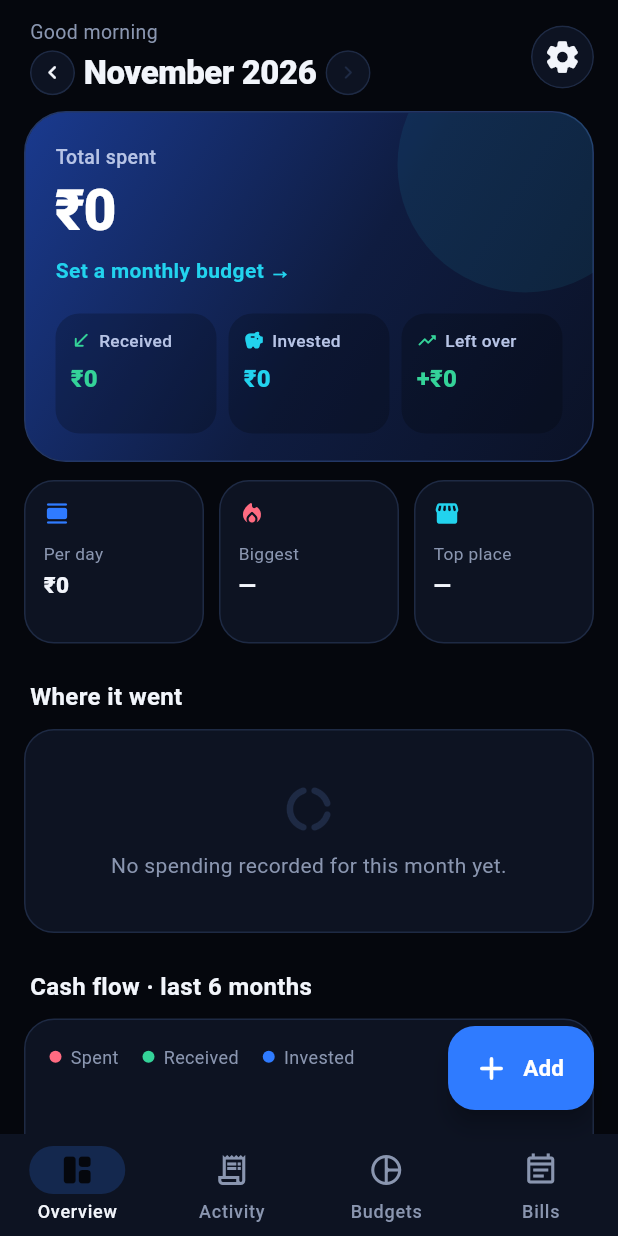
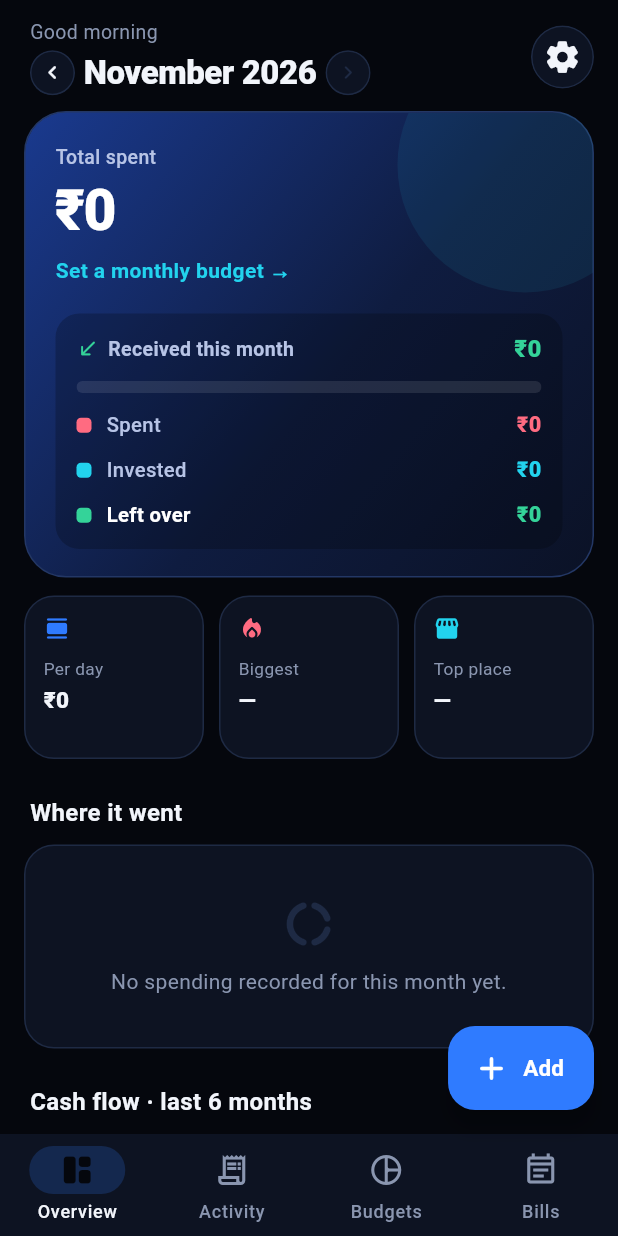
Before and after one commit to Zerogentic/Daily-Expense-Tracker, a Flutter app: the screen it shows after launch, on a phone screen of 412 x 824 dp. Run offline on Flutter 3.47's test engine with Material 3 defaults, Android fonts, the phone set to English and light mode, and no system bars; our stand-ins replace sqflite; accounts and stored records are empty.

Commit message:
Transaction page with back button, close buttons, money breakdown
- Tapping a transaction opens a full page with a back arrow instead of a
  scrolling sheet; Edit opens on top, so back returns to it
- Choose a category, New/Edit category, Link a refund and Add bill sheets
  get a close (X) button; Add/Edit transaction gets X instead of back
- Dashboard card shows Received this month with a split bar and Spent /
  Invested / Left over rows (with shares) that visibly add up; handles
  money taken out of savings and spending past income
- Screenshot test also captures the category picker

Co-Authored-By: Claude Opus 5.5 <noreply@anthropic.com>
Claude-Session: https://claude.ai/code/session_011TRZQSLSjaR8zWn9ytbVBc

```diff
--- a/lib/screens/add_txn_screen.dart
+++ b/lib/screens/add_txn_screen.dart
@@ -119,6 +119,11 @@ class _AddTxnScreenState extends State<AddTxnScreen> {
       appBar: AppBar(
         backgroundColor: AppColors.bg,
         surfaceTintColor: Colors.transparent,
+        leading: IconButton(
+          tooltip: 'Close',
+          icon: const Icon(Icons.close_rounded),
+          onPressed: () => Navigator.pop(context),
+        ),
         title: Text(_editing ? 'Edit transaction' : 'Add transaction'),
       ),
       body: SafeArea(
--- a/lib/screens/bills_screen.dart
+++ b/lib/screens/bills_screen.dart
@@ -192,8 +192,15 @@ Future<void> editBill(BuildContext context, {Bill? existing}) async {
           mainAxisSize: MainAxisSize.min,
           crossAxisAlignment: CrossAxisAlignment.stretch,
           children: [
-            Text(existing == null ? 'Add a bill' : 'Edit bill',
-                style: const TextStyle(fontSize: 18, fontWeight: FontWeight.w700, color: AppColors.text)),
+            Row(
+              children: [
+                Expanded(
+                  child: Text(existing == null ? 'Add a bill' : 'Edit bill',
+                      style: const TextStyle(fontSize: 18, fontWeight: FontWeight.w700, color: AppColors.text)),
+                ),
+                IconButton(tooltip: 'Close', onPressed: () => Navigator.pop(ctx), icon: const Icon(Icons.close_rounded, color: AppColors.muted)),
+              ],
+            ),
             const SizedBox(height: 16),
             TextField(
               controller: name,
--- a/lib/screens/home_screen.dart
+++ b/lib/screens/home_screen.dart
@@ -211,7 +211,6 @@ class _HeroCard extends StatelessWidget {
     final fraction = (b == null || b <= 0) ? 0.0 : spent / b;
     final m = state.month;
     final invested = state.netSavedIn(m);
-    final rate = state.savingsRate(m);
     final net = received - spent - invested;
 
     return Container(
@@ -311,37 +310,7 @@ class _HeroCard extends StatelessWidget {
                   ),
                 ],
                 const SizedBox(height: 18),
-                Row(
-                  children: [
-                    Expanded(
-                      child: _FlowPill(
-                        icon: Icons.south_west_rounded,
-                        label: 'Received',
-                        value: money(received),
-                        color: AppColors.receive,
-                      ),
-                    ),
-                    const SizedBox(width: 8),
-                    Expanded(
-                      child: _FlowPill(
-                        icon: Icons.savings_rounded,
-                        label: 'Invested',
-                        note: rate == null || rate <= 0 ? null : '${(rate * 100).round()}% saved',
-                        value: '${invested < 0 ? '−' : ''}${money(invested.abs())}',
-                        color: AppColors.accent2,
-                      ),
-                    ),
-                    const SizedBox(width: 8),
-                    Expanded(
-                      child: _FlowPill(
-                        icon: net < 0 ? Icons.trending_down_rounded : Icons.trending_up_rounded,
-                        label: 'Left over',
-                        value: '${net < 0 ? '−' : '+'}${money(net.abs())}',
-                        color: net < 0 ? AppColors.spend : AppColors.receive,
-                      ),
-                    ),
-                  ],
-                ),
+                _MoneySplit(received: received, spent: spent, invested: invested, left: net),
               ],
             ),
           ),
@@ -351,56 +320,104 @@ class _HeroCard extends StatelessWidget {
   }
 }
 
-class _FlowPill extends StatelessWidget {
-  const _FlowPill({required this.icon, required this.label, required this.value, required this.color, this.note});
+/// Where the month's money went, as an equation that visibly adds up:
+/// Received = Spent + Invested + Left over.
+class _MoneySplit extends StatelessWidget {
+  const _MoneySplit({required this.received, required this.spent, required this.invested, required this.left});
 
-  final IconData icon;
-  final String label;
-  final String value;
-  final Color color;
+  final double received;
+  final double spent;
 
-  /// Small line under the amount, e.g. "22% of income".
-  final String? note;
+  /// Net of money taken back out of savings; negative when more came out than went in.
+  final double invested;
+
+  /// Received - spent - invested; negative when spending went past what came in.
+  final double left;
 
   @override
   Widget build(BuildContext context) {
+    const soft = Color(0xFFB7C4E6);
+    final putIn = invested > 0 ? invested : 0.0;
+    final scale = [received, spent + putIn].reduce((a, b) => a > b ? a : b);
+    int flex(double v) => scale <= 0 || v <= 0 ? 0 : (v / scale * 1000).round().clamp(1, 1000).toInt();
+    String share(double v) => received <= 0 || v <= 0 ? '' : '${(v / received * 100).round()}%';
+
+    Widget row(Color color, String label, String value, {String note = '', bool strong = false}) {
+      return Padding(
+        padding: const EdgeInsets.only(top: 9),
+        child: Row(
+          children: [
+            Container(
+              width: 10,
+              height: 10,
+              decoration: BoxDecoration(color: color, borderRadius: BorderRadius.circular(3)),
+            ),
+            const SizedBox(width: 10),
+            Expanded(
+              child: Text(label,
+                  style: TextStyle(
+                      fontSize: 13.5,
+                      color: strong ? Colors.white : soft,
+                      fontWeight: strong ? FontWeight.w700 : FontWeight.w500)),
+            ),
+            if (note.isNotEmpty)
+              Padding(
+                padding: const EdgeInsets.only(right: 10),
+                child: Text(note, style: const TextStyle(fontSize: 12, color: soft)),
+              ),
+            Text(value, style: TextStyle(fontSize: 14.5, fontWeight: FontWeight.w800, color: color)),
+          ],
+        ),
+      );
+    }
+
+    final bars = [
+      if (flex(spent) > 0) Expanded(flex: flex(spent), child: Container(color: AppColors.spend)),
+      if (flex(putIn) > 0) Expanded(flex: flex(putIn), child: Container(color: AppColors.accent2)),
+      if (flex(left) > 0) Expanded(flex: flex(left), child: Container(color: AppColors.receive)),
+    ];
+
     return Container(
-      padding: const EdgeInsets.fromLTRB(10, 10, 8, 10),
+      padding: const EdgeInsets.fromLTRB(14, 12, 14, 12),
       decoration: BoxDecoration(
         color: Colors.black.withValues(alpha: 0.22),
         borderRadius: BorderRadius.circular(16),
       ),
       child: Column(
-        crossAxisAlignment: CrossAxisAlignment.start,
+        crossAxisAlignment: CrossAxisAlignment.stretch,
         children: [
           Row(
             children: [
-              Icon(icon, size: 14, color: color),
-              const SizedBox(width: 5),
-              Expanded(
-                child: Text(label,
-                    maxLines: 1,
-                    overflow: TextOverflow.ellipsis,
-                    style: const TextStyle(fontSize: 11.5, color: Color(0xFFB7C4E6), fontWeight: FontWeight.w500)),
+              const Icon(Icons.south_west_rounded, size: 15, color: AppColors.receive),
+              const SizedBox(width: 6),
+              const Expanded(
+                child: Text('Received this month',
+                    style: TextStyle(fontSize: 13, color: soft, fontWeight: FontWeight.w600)),
               ),
+              Text(money(received),
+                  style: const TextStyle(fontSize: 16, fontWeight: FontWeight.w800, color: AppColors.receive)),
             ],
           ),
-          const SizedBox(height: 6),
-          SizedBox(
-            width: double.infinity,
-            child: FittedBox(
-              fit: BoxFit.scaleDown,
-              alignment: Alignment.centerLeft,
-              child: Text(value, style: TextStyle(fontSize: 16, fontWeight: FontWeight.w800, color: color)),
+          const SizedBox(height: 10),
+          ClipRRect(
+            borderRadius: BorderRadius.circular(6),
+            child: SizedBox(
+              height: 8,
+              child: Row(
+                children: bars.isEmpty ? [Expanded(child: Container(color: Colors.white.withValues(alpha: 0.1)))] : bars,
+              ),
             ),
           ),
-          SizedBox(
-            height: 15,
-            child: Text(note ?? '',
-                maxLines: 1,
-                overflow: TextOverflow.ellipsis,
-                style: const TextStyle(fontSize: 10.5, color: Color(0xFFB7C4E6))),
-          ),
+          const SizedBox(height: 2),
+          row(AppColors.spend, 'Spent', money(spent), note: share(spent)),
+          if (invested >= 0)
+            row(AppColors.accent2, 'Invested', money(invested), note: share(invested))
+          else
+            row(AppColors.accent2, 'Taken out of savings', '+${money(-invested)}'),
+          if (left >= 0)
+            row(AppColors.receive, 'Left over', money(left), note: share(left), strong: true)
+          else
+            row(AppColors.bad, 'Spent more than came in', money(-left), strong: true),
         ],
       ),
     );
--- a/lib/widgets/txn_widgets.dart
+++ b/lib/widgets/txn_widgets.dart
@@ -173,6 +173,7 @@ Future<String?> pickCategory(BuildContext context, {required bool income, String
                     icon: const Icon(Icons.add_rounded, size: 20),
                     label: const Text('New category', style: TextStyle(fontWeight: FontWeight.w700)),
                   ),
+                  IconButton(tooltip: 'Close', onPressed: () => Navigator.pop(ctx), icon: const Icon(Icons.close_rounded, color: AppColors.muted)),
                 ],
               ),
             ),
@@ -300,8 +301,16 @@ Future<String?> createCategory(BuildContext context, {required bool income, Cate
               mainAxisSize: MainAxisSize.min,
               crossAxisAlignment: CrossAxisAlignment.stretch,
               children: [
-                Text(existing != null ? 'Edit category' : (income ? 'New income category' : 'New expense category'),
-                    style: const TextStyle(fontSize: 18, fontWeight: FontWeight.w700, color: AppColors.text)),
+                Row(
+                  children: [
+                    Expanded(
+                      child: Text(
+                          existing != null ? 'Edit category' : (income ? 'New income category' : 'New expense category'),
+                          style: const TextStyle(fontSize: 18, fontWeight: FontWeight.w700, color: AppColors.text)),
+                    ),
+                    IconButton(tooltip: 'Close', onPressed: () => Navigator.pop(ctx), icon: const Icon(Icons.close_rounded, color: AppColors.muted)),
+                  ],
+                ),
                 const SizedBox(height: 16),
                 Row(
                   children: [
@@ -430,13 +439,16 @@ Future<String?> createCategory(BuildContext context, {required bool income, Cate
 }
 
 Future<void> showTxnDetails(BuildContext context, Txn txn) {
-  return showModalBottomSheet<void>(
-    context: context,
-    isScrollControlled: true,
-    backgroundColor: AppColors.surface,
-    showDragHandle: true,
-    builder: (ctx) => _TxnDetails(txnId: txn.id),
-  );
+  return Navigator.of(context).push(MaterialPageRoute<void>(
+    builder: (_) => Scaffold(
+      appBar: AppBar(
+        backgroundColor: AppColors.bg,
+        surfaceTintColor: Colors.transparent,
+        title: Text(txn.isExpense ? 'Expense' : 'Money received'),
+      ),
+      body: _TxnDetails(txnId: txn.id),
+    ),
+  ));
 }
 
 class _TxnDetails extends StatelessWidget {
@@ -454,7 +466,7 @@ class _TxnDetails extends StatelessWidget {
 
     return SafeArea(
       child: SingleChildScrollView(
-        padding: const EdgeInsets.fromLTRB(20, 0, 20, 20),
+        padding: const EdgeInsets.fromLTRB(20, 8, 20, 24),
         child: Column(
           crossAxisAlignment: CrossAxisAlignment.start,
           children: [
@@ -562,9 +574,7 @@ class _TxnDetails extends StatelessWidget {
                   child: FilledButton.icon(
                     style: FilledButton.styleFrom(padding: const EdgeInsets.symmetric(vertical: 14)),
                     onPressed: () {
-                      final nav = Navigator.of(context);
-                      nav.pop();
-                      nav.push(MaterialPageRoute(builder: (_) => AddTxnScreen(existing: txn)));
+                      Navigator.of(context).push(MaterialPageRoute(builder: (_) => AddTxnScreen(existing: txn)));
                     },
                     icon: const Icon(Icons.edit_rounded),
                     label: const Text('Edit'),
@@ -903,10 +913,17 @@ Future<void> linkRefundFlow(BuildContext context, Txn expense) async {
         mainAxisSize: MainAxisSize.min,
         crossAxisAlignment: CrossAxisAlignment.stretch,
         children: [
-          const Padding(
-            padding: EdgeInsets.fromLTRB(20, 0, 20, 4),
-            child: Text('Link a refund',
-                style: TextStyle(fontSize: 18, fontWeight: FontWeight.w700, color: AppColors.text)),
+          Padding(
+            padding: const EdgeInsets.fromLTRB(20, 0, 8, 4),
+            child: Row(
+              children: [
+                const Expanded(
+                  child: Text('Link a refund',
+                      style: TextStyle(fontSize: 18, fontWeight: FontWeight.w700, color: AppColors.text)),
+                ),
+                IconButton(tooltip: 'Close', onPressed: () => Navigator.pop(ctx), icon: const Icon(Icons.close_rounded, color: AppColors.muted)),
+              ],
+            ),
           ),
           Padding(
             padding: const EdgeInsets.fromLTRB(20, 0, 20, 10),
--- a/pubspec.yaml
+++ b/pubspec.yaml
@@ -1,7 +1,7 @@
 name: expensetracker
 description: Personal expense tracker by Zero gentic. Manual entry, budgets and bills; no SMS access.
 publish_to: 'none'
-version: 1.2.2+1
+version: 1.3.0+1
 
 environment:
   sdk: '>=3.4.0 <4.0.0'
--- a/test_screens/screens_test.dart
+++ b/test_screens/screens_test.dart
@@ -88,5 +88,7 @@ void main() {
     await tester.pumpAndSettle();
     await tester.tap(find.text('Amazon').first);
     await shot(tester, '6_refunded_expense');
+    await tester.tap(find.text('Change').first);
+    await shot(tester, '7_category_picker');
   });
 }
```
